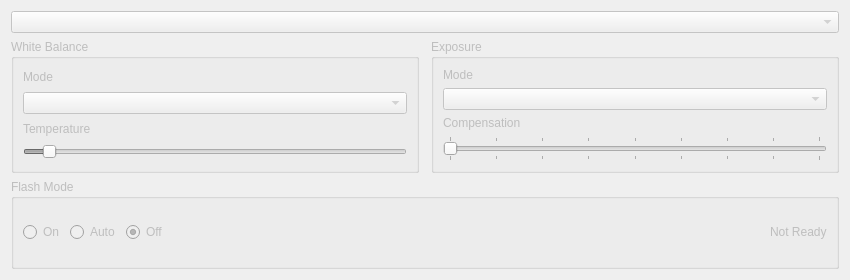
Qt form gui/camera/camerasettings.ui (amirmohsen1384/people) before a commit.
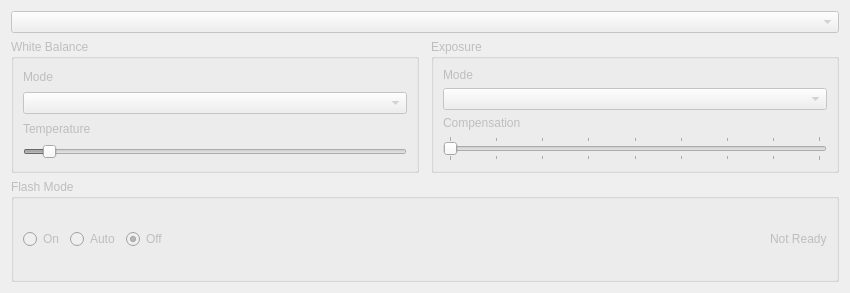
The same form after that commit.

Commit message: Improved the title of camera dialogs

What changed in the file:
```diff
--- a/gui/camera/camerasettings.ui
+++ b/gui/camera/camerasettings.ui
@@ -7,7 +7,7 @@
     <x>0</x>
     <y>0</y>
     <width>850</width>
-    <height>280</height>
+    <height>293</height>
    </rect>
   </property>
   <property name="windowTitle">
```
Left out of the diff: 2 changed lines with no effect on the pictures. The commit also changes 1 other file.
